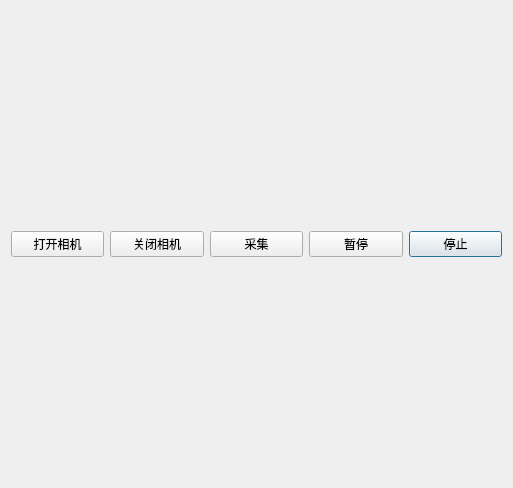
Qt form AngstrongDemo/parameterview.ui (1500136508/AngstrongDemo) before a commit.
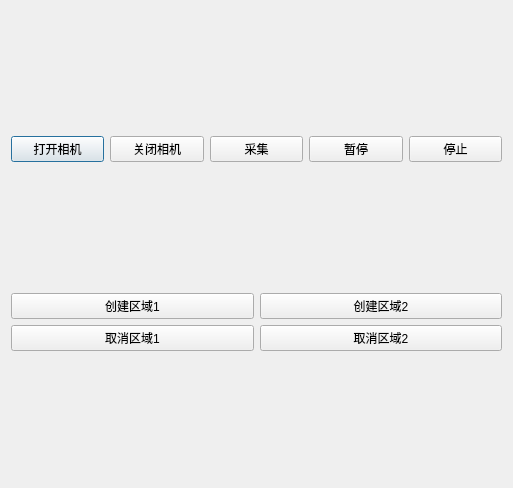
The same form after that commit.

Patch:
```diff
--- a/AngstrongDemo/parameterview.ui
+++ b/AngstrongDemo/parameterview.ui
@@ -13,46 +13,86 @@
   <property name="windowTitle">
    <string>Dialog</string>
   </property>
-  <layout class="QGridLayout" name="gridLayout_2">
+  <layout class="QGridLayout" name="gridLayout">
    <item row="0" column="0">
-    <layout class="QGridLayout" name="gridLayout">
-     <item row="0" column="4">
-      <widget class="QPushButton" name="m_btn_stop">
+    <layout class="QHBoxLayout" name="horizontalLayout_2">
+     <item>
+      <widget class="QPushButton" name="m_btn_open">
        <property name="text">
-        <string>停止</string>
+        <string>打开相机</string>
        </property>
       </widget>
      </item>
-     <item row="0" column="2">
-      <widget class="QPushButton" name="m_btn_live">
-       <property name="text">
-        <string>采集</string>
-       </property>
-      </widget>
-     </item>
-     <item row="0" column="1">
+     <item>
       <widget class="QPushButton" name="m_btn_close">
        <property name="text">
         <string>关闭相机</string>
        </property>
       </widget>
      </item>
-     <item row="0" column="3">
+     <item>
+      <widget class="QPushButton" name="m_btn_live">
+       <property name="text">
+        <string>采集</string>
+       </property>
+      </widget>
+     </item>
+     <item>
       <widget class="QPushButton" name="m_btn_pause">
        <property name="text">
         <string>暂停</string>
        </property>
       </widget>
      </item>
-     <item row="0" column="0">
-      <widget class="QPushButton" name="m_btn_open">
+     <item>
+      <widget class="QPushButton" name="m_btn_stop">
        <property name="text">
-        <string>打开相机</string>
+        <string>停止</string>
        </property>
       </widget>
      </item>
     </layout>
    </item>
+   <item row="1" column="0">
+    <layout class="QVBoxLayout" name="verticalLayout">
+     <item>
+      <layout class="QHBoxLayout" name="horizontalLayout">
+       <item>
+        <widget class="QPushButton" name="m_btn_roi_01">
+         <property name="text">
+          <string>创建区域1</string>
+         </property>
+        </widget>
+       </item>
+       <item>
+        <widget class="QPushButton" name="m_btn_roi_02">
+         <property name="text">
+          <string>创建区域2</string>
+         </property>
+        </widget>
+       </item>
+      </layout>
+     </item>
+     <item>
+      <layout class="QHBoxLayout" name="horizontalLayout_3">
+       <item>
+        <widget class="QPushButton" name="m_btn_cancel_roi_01">
+         <property name="text">
+          <string>取消区域1</string>
+         </property>
+        </widget>
+       </item>
+       <item>
+        <widget class="QPushButton" name="m_btn_cancel_roi_02">
+         <property name="text">
+          <string>取消区域2</string>
+         </property>
+        </widget>
+       </item>
+      </layout>
+     </item>
+    </layout>
+   </item>
   </layout>
  </widget>
  <resources>
```
